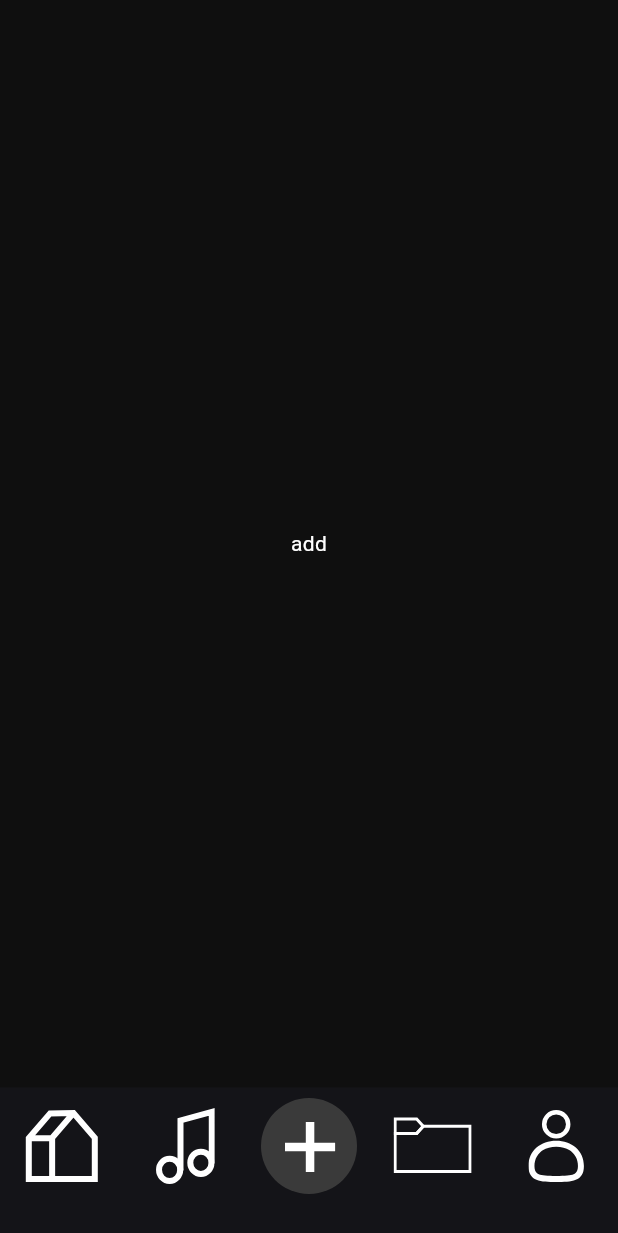
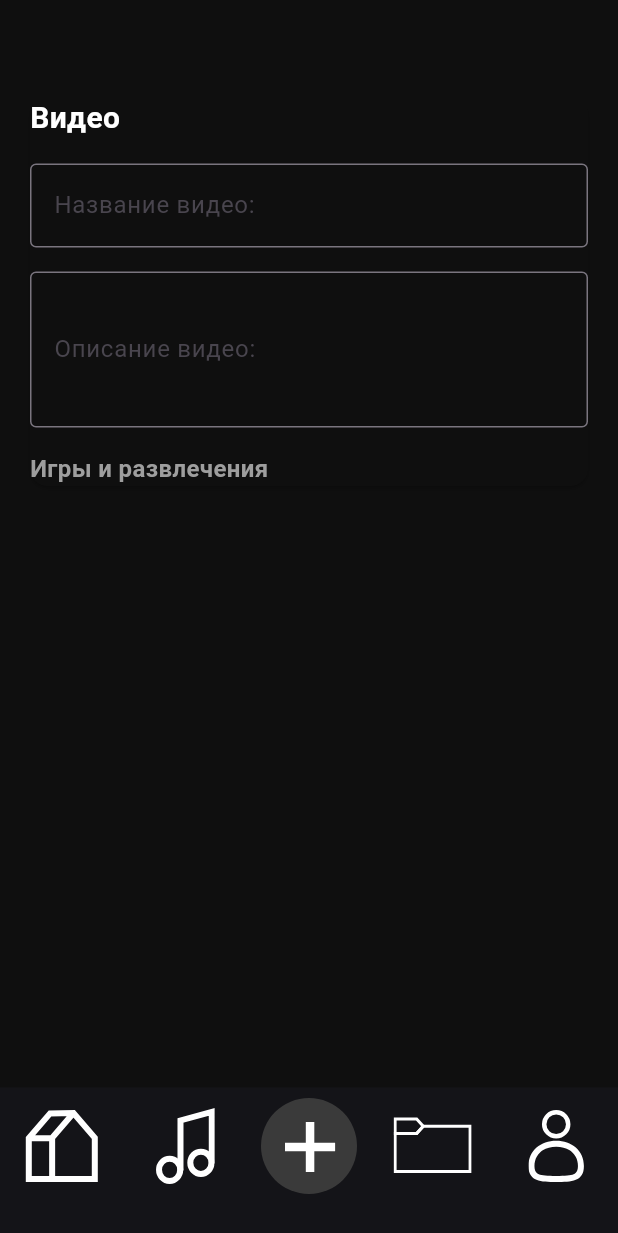
Before and after one commit to ZakSlinin/kptube_mobile, a Flutter app: the screen it shows after launch, swiped to page 3, on a phone screen of 412 x 824 dp. Shown: the top 1233 px of the screen. Run offline on Flutter 3.47's test engine with Material 3 defaults, Android fonts, the phone set to English and light mode, and no system bars; our stand-ins replace dio, equatable, flutter_svg.

Commit message:
refactor: clean architecture refactor

```diff
--- a/lib/KpTubeApp/kptube_app.dart
+++ b/lib/KpTubeApp/kptube_app.dart
@@ -1,6 +1,6 @@
 import 'package:flutter/material.dart';
-import 'package:kptube_mobile/routes/routes.dart';
-import 'package:kptube_mobile/theme/theme.dart';
+import 'package:kptube_mobile/config/routes/routes.dart';
+import 'package:kptube_mobile/config/theme/theme.dart';
 
 class KptubeApp extends StatelessWidget {
   const KptubeApp({super.key});
--- a/lib/theme/theme.dart
+++ b/lib/config/theme/theme.dart
@@ -1,6 +1,9 @@
 import 'package:flutter/material.dart';
 
 final darkTheme = ThemeData(
+  textTheme: TextTheme(
+    bodyMedium: TextStyle(color: Colors.white, fontWeight: FontWeight.bold, fontSize: 20),
+  ),
   colorScheme: ColorScheme.fromSeed(seedColor: Colors.deepPurple),
   scaffoldBackgroundColor: Color.fromARGB(255, 15, 15, 15),
   bottomNavigationBarTheme: BottomNavigationBarThemeData(
--- /dev/null
+++ b/lib/features/add_content/domain/repository/video_repository.dart
@@ -0,0 +1,6 @@
+import 'package:kptube_mobile/core/resources/data_state.dart';
+import 'package:kptube_mobile/features/add_content/domain/entities/video.dart';
+
+abstract class VideoRepository {
+  Future<DataState<List<VideoEntity>>> getVideo();
+}
--- /dev/null
+++ b/lib/features/add_content/presentation/pages/add_content/view/add_content_screen.dart
@@ -0,0 +1,50 @@
+import 'package:flutter/material.dart';
+
+class AddContentScreen extends StatelessWidget {
+  const AddContentScreen({super.key});
+  @override
+  Widget build(BuildContext context) {
+    final theme = Theme.of(context);
+    return Scaffold(
+      body: Padding(
+        padding: EdgeInsets.fromLTRB(16, 60, 16, 16),
+        child: Column(
+          children: [
+            Card(
+              color: theme.scaffoldBackgroundColor,
+              child: Column(
+                crossAxisAlignment: CrossAxisAlignment.start,
+                children: [
+                  Text(
+                    'Видео',
+                    style: theme.textTheme.bodyMedium,
+                  ),
+                  const SizedBox(height: 16),
+                  const TextField(
+                    decoration: InputDecoration(
+                      labelText: 'Название видео:',
+                      border: OutlineInputBorder(),
+                    ),
+                  ),
+                  const SizedBox(height: 16),
+                  const TextField(
+                    decoration: InputDecoration(
+                      labelText: 'Описание видео:',
+                      border: OutlineInputBorder(),
+                    ),
+                    maxLines: 3,
+                  ),
+                  const SizedBox(height: 16),
+                  const Text(
+                    'Игры и развлечения',
+                    style: TextStyle(fontSize: 16, color: Colors.grey),
+                  ),
+                ],
+              ),
+            ),
+          ],
+        ),
+      ),
+    );
+  }
+}
--- a/lib/features/add_content/view/add_content_screen.dart
+++ /dev/null
@@ -1,14 +0,0 @@
-import 'package:flutter/material.dart';
-
-class AddContentScreen extends StatelessWidget {
-  const AddContentScreen({super.key});
-
-  @override
-  Widget build(BuildContext context) {
-    return Scaffold(
-      body: Center(
-        child: Text('add', style: TextStyle(color: Colors.white)),
-      ),
-    );
-  }
-}
--- a/lib/features/home/view/home_screen.dart
+++ b/lib/features/home/view/home_screen.dart
@@ -1,6 +1,6 @@
 import 'package:flutter/material.dart';
 import 'package:flutter_svg/svg.dart';
-import 'package:kptube_mobile/features/add_content/add_content.dart';
+import 'package:kptube_mobile/features/add_content/presentation/pages/add_content/add_content.dart';
 import 'package:kptube_mobile/features/library/library.dart';
 import 'package:kptube_mobile/features/music/music.dart';
 import 'package:kptube_mobile/features/profile/profile.dart';
```
Also changed, not shown: lib/core/resources/data_state.dart (added, +18 -0 lines), lib/features/add_content/data/models/video.dart (added, +35 -0 lines), lib/features/add_content/data/repository/video_repository.dart (added, +11 -0 lines), lib/features/add_content/domain/entities/video.dart (added, +49 -0 lines), pubspec.yaml (+12 -0 lines), lib/config/routes/routes.dart (renamed from lib/routes/routes.dart), lib/features/add_content/presentation/pages/add_content/add_content.dart (renamed from lib/features/add_content/add_content.dart), lib/features/add_content/presentation/pages/add_content/view/view.dart (renamed from lib/features/add_content/view/view.dart), pubspec.lock.
